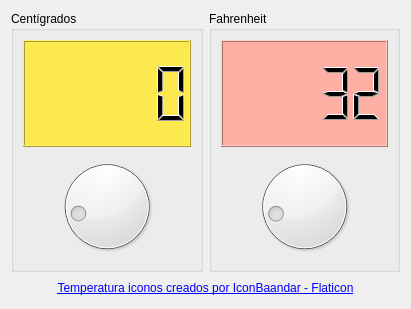
Old version of the form conversor.ui in the repository ALEVALENCIA112/P61-Conversor-Temperatura.
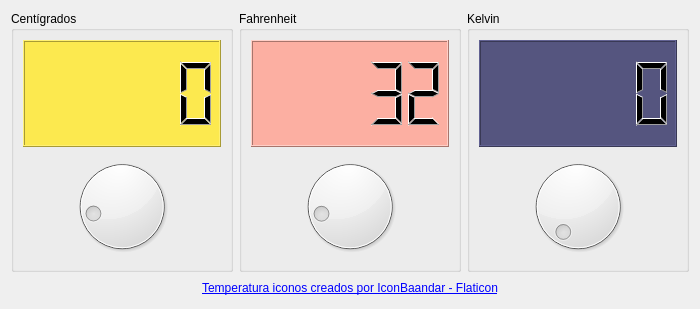
New version of the form. Icons and pictures are not drawn.

```diff
--- a/conversor.ui
+++ b/conversor.ui
@@ -6,10 +6,16 @@
    <rect>
     <x>0</x>
     <y>0</y>
-    <width>411</width>
+    <width>700</width>
     <height>309</height>
    </rect>
   </property>
+  <property name="maximumSize">
+   <size>
+    <width>16777215</width>
+    <height>16777215</height>
+   </size>
+  </property>
   <property name="windowTitle">
    <string>Conversor</string>
   </property>
@@ -85,6 +91,33 @@
         </layout>
        </widget>
       </item>
+      <item>
+       <widget class="QGroupBox" name="groupBox_3">
+        <property name="title">
+         <string>Kelvin</string>
+        </property>
+        <layout class="QVBoxLayout" name="verticalLayout_5">
+         <item>
+          <widget class="QLCDNumber" name="outKel">
+           <property name="styleSheet">
+            <string notr="true">
+background-color: rgb(85, 85, 127);</string>
+           </property>
+          </widget>
+         </item>
+         <item>
+          <widget class="QDial" name="inKel">
+           <property name="minimum">
+            <number>255</number>
+           </property>
+           <property name="maximum">
+            <number>372</number>
+           </property>
+          </widget>
+         </item>
+        </layout>
+       </widget>
+      </item>
      </layout>
     </widget>
    </item>
```
Left out of the diff: 16 changed lines with no effect on the pictures.
